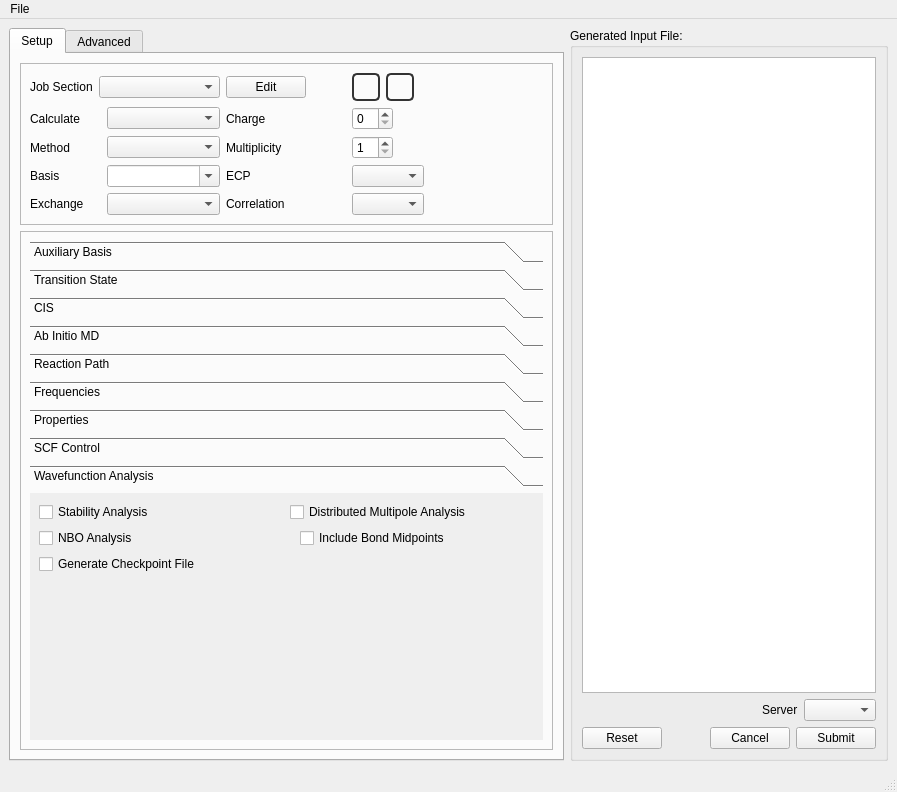
First picture: the form in src/QUI/QuiMainWindow.ui, repository nutjunkie/IQmol, before the edit.
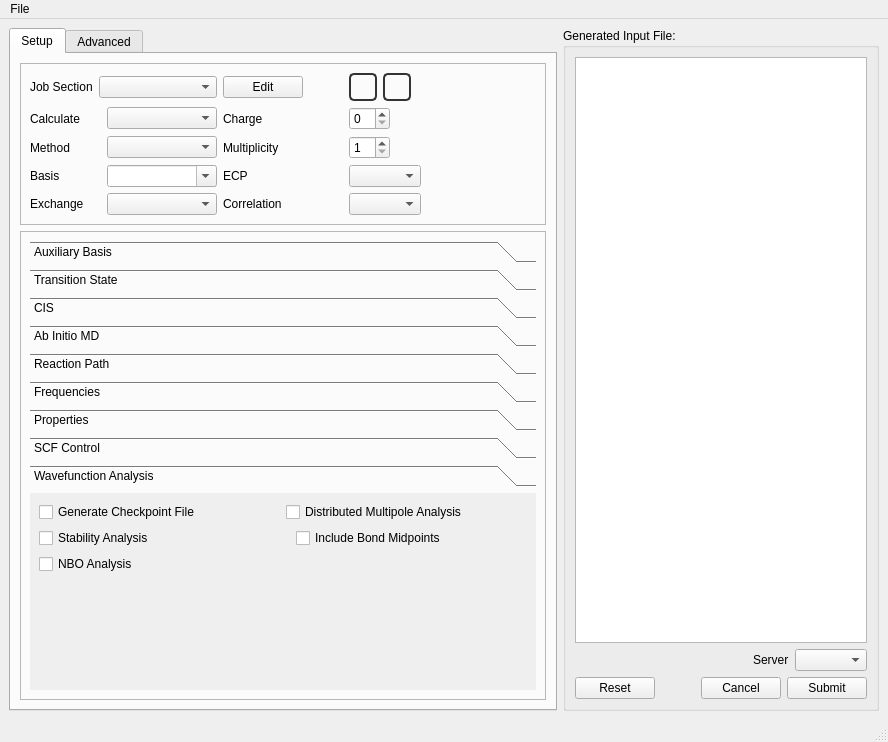
Second picture: the form after the edit. The open tabs and pages were chosen to show the change. Icons and pictures are not drawn.

```diff
--- a/src/QUI/QuiMainWindow.ui
+++ b/src/QUI/QuiMainWindow.ui
@@ -6,8 +6,8 @@
    <rect>
     <x>0</x>
     <y>0</y>
-    <width>897</width>
-    <height>792</height>
+    <width>888</width>
+    <height>742</height>
    </rect>
   </property>
   <property name="windowTitle">
@@ -1128,8 +1128,8 @@
                <rect>
                 <x>0</x>
                 <y>0</y>
-                <width>474</width>
-                <height>122</height>
+                <width>450</width>
+                <height>110</height>
                </rect>
               </property>
               <attribute name="label">
@@ -1138,20 +1138,6 @@
               <layout class="QVBoxLayout" name="verticalLayout_44">
                <item>
                 <layout class="QGridLayout" name="gridLayout_13">
-                 <item row="0" column="0">
-                  <widget class="QCheckBox" name="stability_analysis">
-                   <property name="text">
-                    <string>Stability Analysis</string>
-                   </property>
-                  </widget>
-                 </item>
-                 <item row="1" column="0">
-                  <widget class="QCheckBox" name="nbo">
-                   <property name="text">
-                    <string>NBO Analysis</string>
-                   </property>
-                  </widget>
-                 </item>
                  <item row="0" column="1">
                   <widget class="QCheckBox" name="dma">
                    <property name="text">
@@ -1159,13 +1145,6 @@
                    </property>
                   </widget>
                  </item>
-                 <item row="2" column="0">
-                  <widget class="QCheckBox" name="gui">
-                   <property name="text">
-                    <string>Generate Checkpoint File</string>
-                   </property>
-                  </widget>
-                 </item>
                  <item row="1" column="1">
                   <layout class="QHBoxLayout">
                    <item>
@@ -1193,6 +1172,27 @@
                    </item>
                   </layout>
                  </item>
+                 <item row="0" column="0">
+                  <widget class="QCheckBox" name="gui">
+                   <property name="text">
+                    <string>Generate Checkpoint File</string>
+                   </property>
+                  </widget>
+                 </item>
+                 <item row="2" column="0">
+                  <widget class="QCheckBox" name="nbo">
+                   <property name="text">
+                    <string>NBO Analysis</string>
+                   </property>
+                  </widget>
+                 </item>
+                 <item row="1" column="0">
+                  <widget class="QCheckBox" name="stability_analysis">
+                   <property name="text">
+                    <string>Stability Analysis</string>
+                   </property>
+                  </widget>
+                 </item>
                 </layout>
                </item>
                <item>
@@ -6779,7 +6779,7 @@
     <rect>
      <x>0</x>
      <y>0</y>
-     <width>897</width>
+     <width>888</width>
      <height>22</height>
     </rect>
    </property>
```
Left out of the diff: 30 changed lines with no effect on the pictures.
